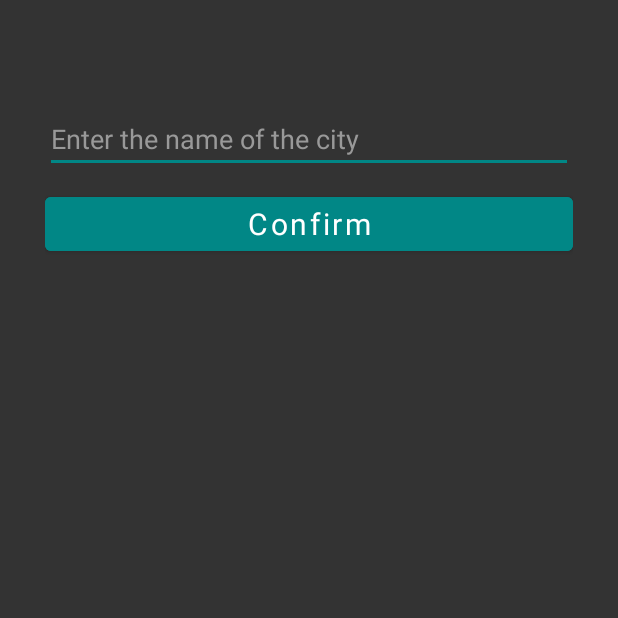
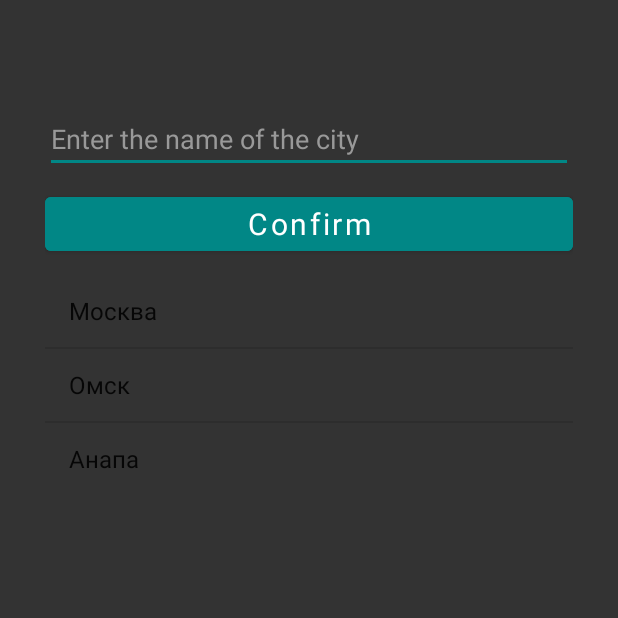
Before and after one commit to IFEOR/Weather, an Android app: the CityChoiceActivity screen opened directly, with no data from a screen before it, on a phone screen of 412 x 824 dp, the top half of it. Run offline under Robolectric (Android 15) with nearby library versions, the phone set to English and light mode, and no system bars; Roboto replaces fonts that are not available here.

Commit message:
[+] added a primal ListView of cities

```diff
--- a/app/src/main/java/com/ifeor/weather/CityChoiceActivity.kt
+++ b/app/src/main/java/com/ifeor/weather/CityChoiceActivity.kt
@@ -6,9 +6,7 @@ import androidx.appcompat.app.AppCompatActivity
 import android.os.Bundle
 import android.view.MotionEvent
 import android.view.inputmethod.InputMethodManager
-import android.widget.Button
-import android.widget.EditText
-import android.widget.Toast
+import android.widget.*
 
 class CityChoiceActivity : AppCompatActivity() {
 
@@ -23,6 +21,17 @@ class CityChoiceActivity : AppCompatActivity() {
         btnConfirmCity = findViewById(R.id.btn_confirm_city)
 
         btnConfirmCity?.setOnClickListener { confirmCity() }
+
+        val cityList = ArrayList<String>()
+        cityList.add("Москва")
+        cityList.add("Омск")
+        cityList.add("Анапа")
+
+        val lvCities = findViewById<ListView>(R.id.lv_cities)
+        lvCities.adapter = ArrayAdapter(this, android.R.layout.simple_list_item_1, cityList)
+        lvCities.setOnItemClickListener { _, _, position, _ ->
+            etCity?.setText(cityList[position])
+        }
     }
 
     private fun confirmCity() {
--- a/app/src/main/res/layout/activity_city_choice.xml
+++ b/app/src/main/res/layout/activity_city_choice.xml
@@ -38,4 +38,13 @@
         app:layout_constraintStart_toStartOf="parent"
         app:layout_constraintTop_toBottomOf="@id/et_city" />
 
+    <ListView
+        android:id="@+id/lv_cities"
+        android:layout_width="match_parent"
+        android:layout_height="wrap_content"
+        android:layout_marginTop="10dp"
+        app:layout_constraintEnd_toEndOf="parent"
+        app:layout_constraintStart_toStartOf="parent"
+        app:layout_constraintTop_toBottomOf="@+id/btn_confirm_city" />
+
 </androidx.constraintlayout.widget.ConstraintLayout>
```
